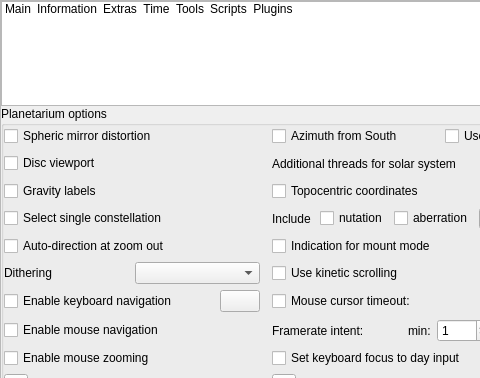
The window that src/gui/configurationDialog.ui (Stellarium/stellarium) describes before a commit, drawn with Qt 5; both pictures show x 0 to 480 and y 0 to 378 of the 587 by 519 pixel window.
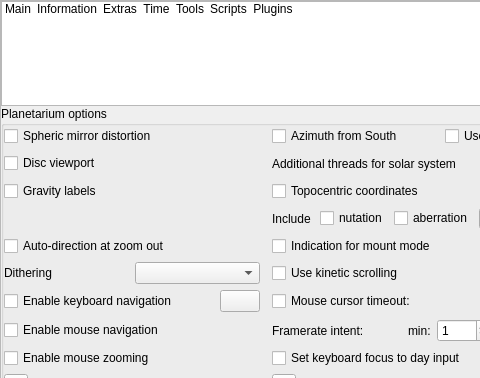
The same window after the commit. The open tabs and pages were chosen to show the change. Icons and pictures are not drawn. Custom widgets are drawn as their Qt base class.

Commit message: Fix icons for Qt5 - also delete defunct button

```diff
--- a/src/gui/configurationDialog.ui
+++ b/src/gui/configurationDialog.ui
@@ -1965,19 +1965,6 @@
                </property>
               </widget>
              </item>
-             <item row="4" column="1">
-              <widget class="QCheckBox" name="selectSingleConstellationButton">
-               <property name="toolTip">
-                <string>Hide other constellations when you click one</string>
-               </property>
-               <property name="statusTip">
-                <string>Hide other constellations when you click one</string>
-               </property>
-               <property name="text">
-                <string>Select single constellation</string>
-               </property>
-              </widget>
-             </item>
              <item row="12" column="1">
               <layout class="QHBoxLayout" name="horizontalLayout_10">
                <item>
```
Left out of the diff: 12 changed lines with no effect on the pictures. The commit also changes 1 other file.
